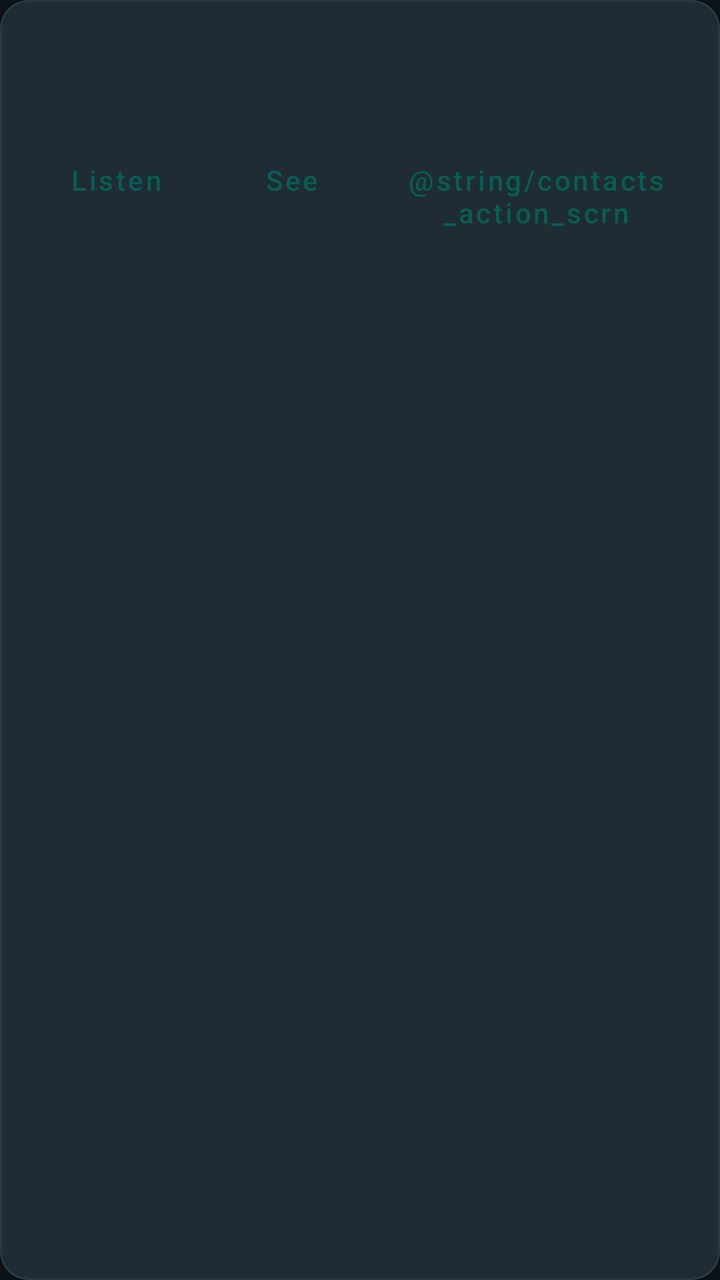
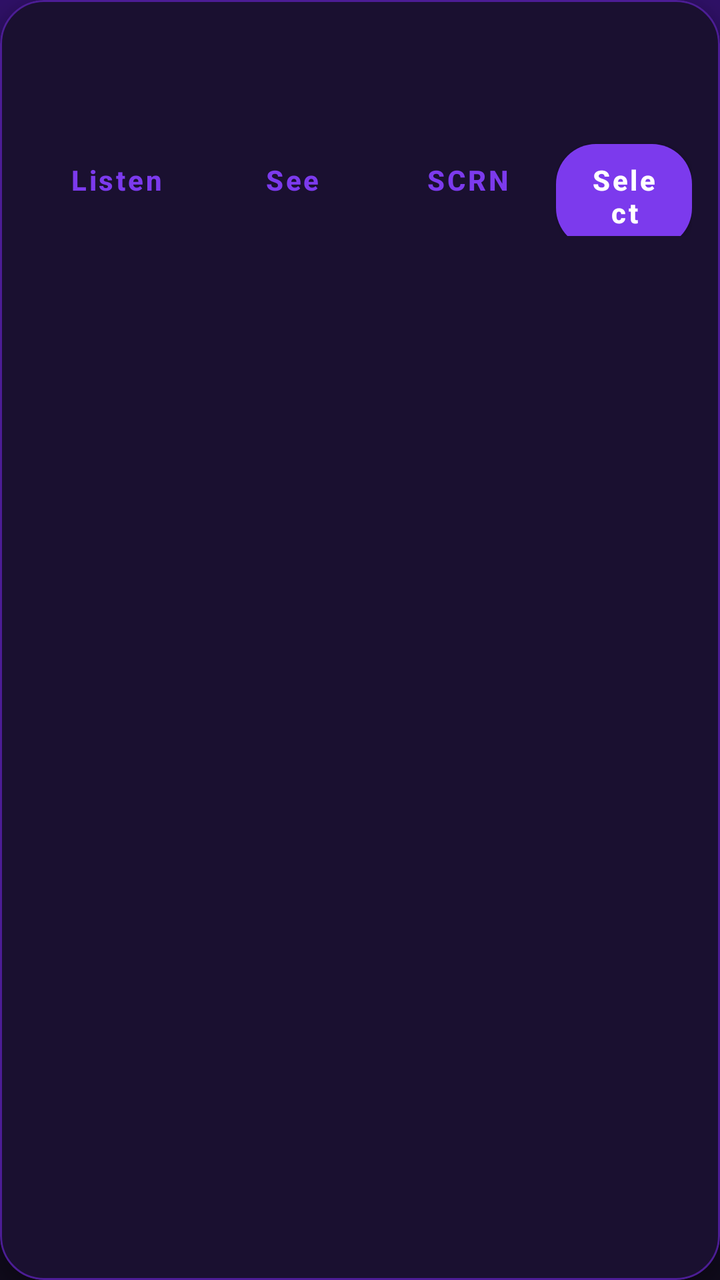

Screens rendered from an Android XML layout before and after an edit, with the pre-edit source and the edit as a unified diff.
<!-- AndroidManifest.xml: application theme Theme.Barky -->
<!-- res/layout/item_contact.xml -->
<?xml version="1.0" encoding="utf-8"?>
<com.google.android.material.card.MaterialCardView xmlns:android="http://schemas.android.com/apk/res/android"
    xmlns:app="http://schemas.android.com/apk/res-auto"
    android:layout_width="match_parent"
    android:layout_height="wrap_content"
    android:layout_margin="6dp"
    app:cardBackgroundColor="@color/barky_surface"
    app:cardCornerRadius="14dp"
    app:cardElevation="2dp"
    app:strokeColor="@color/barky_card_stroke"
    app:strokeWidth="1dp">

    <LinearLayout
        android:layout_width="match_parent"
        android:layout_height="wrap_content"
        android:orientation="vertical"
        android:padding="14dp">

        <TextView
            android:id="@+id/contact_name"
            android:layout_width="match_parent"
            android:layout_height="wrap_content"
            android:textColor="@color/barky_on_surface"
            android:textSize="16sp"
            android:textStyle="bold" />

        <TextView
            android:id="@+id/contact_detail"
            android:layout_width="match_parent"
            android:layout_height="wrap_content"
            android:layout_marginTop="4dp"
            android:textColor="@color/barky_on_surface_muted"
            android:textSize="12sp" />

        <LinearLayout
            android:layout_width="match_parent"
            android:layout_height="wrap_content"
            android:layout_marginTop="10dp"
            android:gravity="end"
            android:orientation="horizontal">

            <com.google.android.material.button.MaterialButton
                android:id="@+id/contact_listen"
                style="@style/Widget.MaterialComponents.Button.TextButton"
                android:layout_width="wrap_content"
                android:layout_height="wrap_content"
                android:text="@string/contacts_action_listen"
                android:textAllCaps="false" />

            <com.google.android.material.button.MaterialButton
                android:id="@+id/contact_see"
                style="@style/Widget.MaterialComponents.Button.TextButton"
                android:layout_width="wrap_content"
                android:layout_height="wrap_content"
                android:text="@string/contacts_action_see"
                android:textAllCaps="false" />

            <com.google.android.material.button.MaterialButton
                android:id="@+id/contact_scrn"
                style="@style/Widget.MaterialComponents.Button.TextButton"
                android:layout_width="wrap_content"
                android:layout_height="wrap_content"
                android:text="@string/contacts_action_scrn"
                android:textAllCaps="false" />

            <com.google.android.material.button.MaterialButton
                android:id="@+id/contact_call"
                style="@style/Widget.Barky.Button"
                android:layout_width="wrap_content"
                android:layout_height="wrap_content"
                android:text="@string/contacts_action_call"
                android:textAllCaps="false" />
        </LinearLayout>
    </LinearLayout>
</com.google.android.material.card.MaterialCardView>
<!-- resources referenced by this layout -->
<resources>
  <color name="barky_card_stroke">#2A3942</color>
  <color name="barky_on_surface">#E9EDEF</color>
  <color name="barky_on_surface_muted">#8696A0</color>
  <color name="barky_surface">#1F2C34</color>
  <string name="contacts_action_call">Select</string>
  <string name="contacts_action_listen">Listen</string>
  <string name="contacts_action_see">See</string>
  <style name="Widget.Barky.Button" parent="Widget.MaterialComponents.Button">
          <item name="android:minHeight">52dp</item>
          <item name="android:insetTop">0dp</item>
          <item name="android:insetBottom">0dp</item>
          <item name="cornerRadius">12dp</item>
          <item name="backgroundTint">@color/barky_primary</item>
          <item name="android:textColor">@color/barky_on_primary</item>
          <item name="android:textAllCaps">false</item>
      </style>
  <style name="Theme.Barky" parent="Theme.MaterialComponents.DayNight.NoActionBar">
          <item name="colorPrimary">@color/barky_primary</item>
          <item name="colorPrimaryVariant">@color/barky_primary_dark</item>
          <item name="colorSecondary">@color/barky_secondary</item>
          <item name="colorOnPrimary">@color/barky_on_primary</item>
          <item name="colorOnSecondary">@color/barky_on_primary</item>
          <item name="android:colorBackground">@color/barky_background</item>
          <item name="colorSurface">@color/barky_surface</item>
          <item name="colorOnSurface">@color/barky_on_surface</item>
          <item name="android:statusBarColor">@color/barky_primary_dark</item>
          <item name="android:navigationBarColor">@color/barky_surface</item>
          <item name="android:windowLightStatusBar">false</item>
          <item name="android:windowBackground">@color/barky_background</item>
          <item name="materialButtonStyle">@style/Widget.Barky.Button</item>
      </style>
  <color name="barky_primary">#075E54</color>
  <color name="barky_on_primary">#FFFFFF</color>
  <color name="barky_primary_dark">#064C44</color>
  <color name="barky_secondary">#25D366</color>
  <color name="barky_background">#0B141A</color>
</resources>

<!-- the commit's change to res/layout/item_contact.xml (unified diff, before → after) -->
@@ -5,8 +5,8 @@
     android:layout_height="wrap_content"
     android:layout_margin="6dp"
     app:cardBackgroundColor="@color/barky_surface"
-    app:cardCornerRadius="14dp"
-    app:cardElevation="2dp"
+    app:cardCornerRadius="22dp"
+    app:cardElevation="4dp"
     app:strokeColor="@color/barky_card_stroke"
     app:strokeWidth="1dp">
 
<!-- resource entries referenced after the edit -->
@@ -1,20 +1,23 @@
 <!-- resources referenced by this layout -->
 <resources>
-  <color name="barky_card_stroke">#2A3942</color>
-  <color name="barky_on_surface">#E9EDEF</color>
-  <color name="barky_on_surface_muted">#8696A0</color>
-  <color name="barky_surface">#1F2C34</color>
+  <color name="barky_card_stroke">#4C1D95</color>
+  <color name="barky_on_surface">#F5F3FF</color>
+  <color name="barky_on_surface_muted">#C4B5FD</color>
+  <color name="barky_surface">#1A1030</color>
   <string name="contacts_action_call">Select</string>
   <string name="contacts_action_listen">Listen</string>
+  <string name="contacts_action_scrn">SCRN</string>
   <string name="contacts_action_see">See</string>
   <style name="Widget.Barky.Button" parent="Widget.MaterialComponents.Button">
           <item name="android:minHeight">52dp</item>
           <item name="android:insetTop">0dp</item>
           <item name="android:insetBottom">0dp</item>
-          <item name="cornerRadius">12dp</item>
+          <item name="cornerRadius">20dp</item>
           <item name="backgroundTint">@color/barky_primary</item>
           <item name="android:textColor">@color/barky_on_primary</item>
           <item name="android:textAllCaps">false</item>
+          <item name="android:textStyle">bold</item>
+          <item name="elevation">2dp</item>
       </style>
   <style name="Theme.Barky" parent="Theme.MaterialComponents.DayNight.NoActionBar">
           <item name="colorPrimary">@color/barky_primary</item>
@@ -26,15 +29,34 @@
           <item name="colorSurface">@color/barky_surface</item>
           <item name="colorOnSurface">@color/barky_on_surface</item>
           <item name="android:statusBarColor">@color/barky_primary_dark</item>
-          <item name="android:navigationBarColor">@color/barky_surface</item>
+          <item name="android:navigationBarColor">@color/barky_background</item>
           <item name="android:windowLightStatusBar">false</item>
-          <item name="android:windowBackground">@color/barky_background</item>
+          <item name="android:windowBackground">@drawable/bg_violet_pulse_window</item>
           <item name="materialButtonStyle">@style/Widget.Barky.Button</item>
+          <item name="materialCardViewStyle">@style/Widget.Barky.Card</item>
       </style>
-  <color name="barky_primary">#075E54</color>
+  <color name="barky_primary">#7C3AED</color>
   <color name="barky_on_primary">#FFFFFF</color>
-  <color name="barky_primary_dark">#064C44</color>
-  <color name="barky_secondary">#25D366</color>
-  <color name="barky_background">#0B141A</color>
+  <color name="barky_primary_dark">#2E1065</color>
+  <color name="barky_secondary">#EC4899</color>
+  <color name="barky_background">#0F0A1A</color>
+  <!-- drawable bg_violet_pulse_window (drawable) -->
+  <?xml version="1.0" encoding="utf-8"?>
+  <shape xmlns:android="http://schemas.android.com/apk/res/android"
+      android:shape="rectangle">
+      <gradient
+          android:angle="270"
+          android:centerColor="#1A0B2E"
+          android:endColor="#0F0A1A"
+          android:startColor="#2E1065"
+          android:type="linear" />
+  </shape>
+  <style name="Widget.Barky.Card" parent="Widget.MaterialComponents.CardView">
+          <item name="cardBackgroundColor">@color/barky_surface</item>
+          <item name="cardCornerRadius">22dp</item>
+          <item name="cardElevation">4dp</item>
+          <item name="strokeColor">@color/barky_card_stroke</item>
+          <item name="strokeWidth">1dp</item>
+      </style>
 </resources>
 
